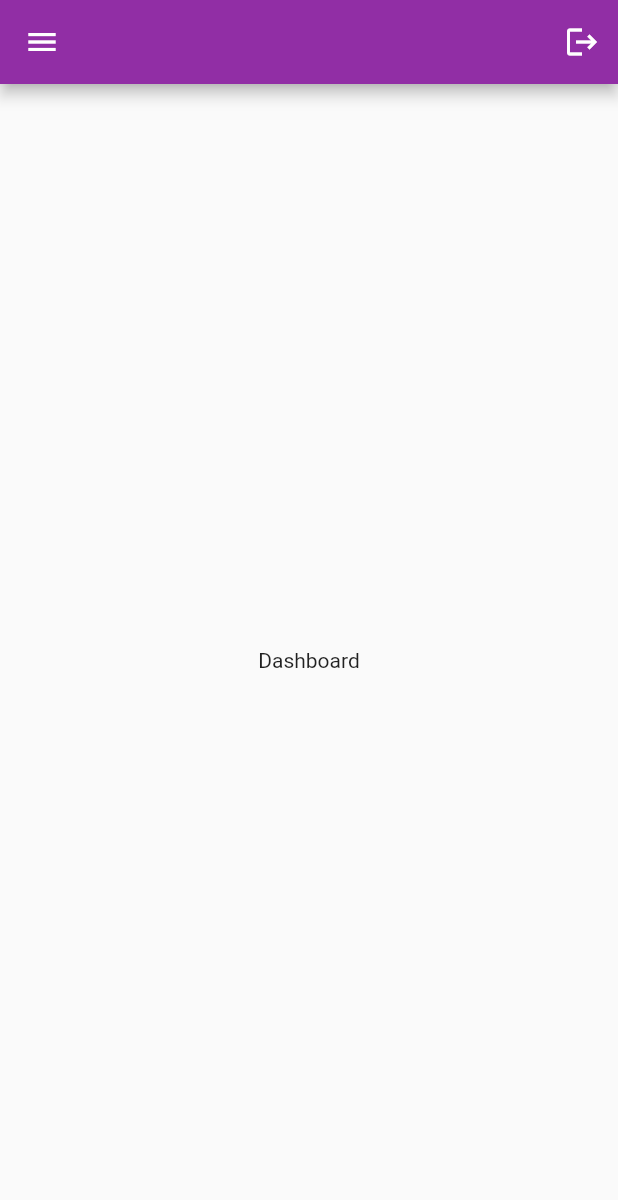
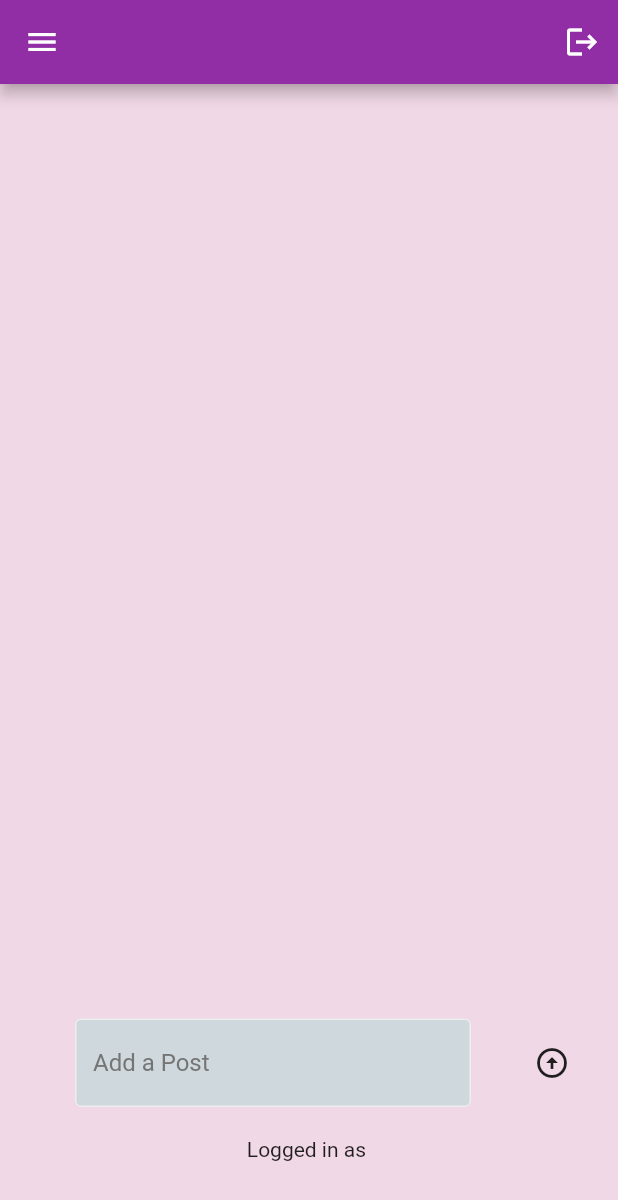
Before and after one commit to unicornova/AlzCare, a Flutter app: the screen it shows once a user with an empty profile is signed in, on a phone screen of 412 x 824 dp. Shown: the top 1200 px of the screen. Run offline on Flutter 3.47's test engine with Material 2 defaults, Android fonts, the light colour scheme and no system bars; our stand-ins replace camera, cloud_firestore, firebase_auth, firebase_core, flutter_rating_bar, flutter_svg and 2 more; missing offline and left inert: tflite; accounts and stored records are empty.

Commit message:
Like and Post

```diff
--- a/lib/Pages/dashboard.dart
+++ b/lib/Pages/dashboard.dart
@@ -1,12 +1,115 @@
+import 'package:alzcare/components/wall_post.dart';
+import 'package:cloud_firestore/cloud_firestore.dart';
+import 'package:firebase_auth/firebase_auth.dart';
 import 'package:flutter/material.dart';
 
-class DashboardPage extends StatelessWidget {
+import '../components/textfield.dart';
+
+
+class DashboardPage extends StatefulWidget {
   const DashboardPage({super.key});
 
   @override
+  State<DashboardPage> createState() => _DashboardPageState();
+}
+
+class _DashboardPageState extends State<DashboardPage> {
+
+  final currentuser= FirebaseAuth.instance.currentUser!;
+
+  final textController = TextEditingController();
+
+  void postMsg(){
+
+    if(textController.text.isNotEmpty)
+    {
+      FirebaseFirestore.instance.collection('user posts').add({
+        'UserEmail':currentuser.email,
+        'Message': textController.text,
+        'TimeStamp': Timestamp.now(),
+        'Likes':[],
+      });
+      setState(() {
+        textController.clear();
+      });
+
+    }
+
+  }
+
+
+
+  @override
   Widget build(BuildContext context) {
-    return Container(
-      child: Center(child: Text("Dashboard")),
+    return Scaffold(
+    backgroundColor: Color.fromARGB(255, 241, 216, 230),
+
+    body: Center(
+      child: Column(
+        children: [
+
+        Expanded(
+          child: StreamBuilder(
+            stream: FirebaseFirestore.instance.collection("user posts").orderBy("TimeStamp",descending: false).snapshots(),
+           builder: (context, snapshot) {
+             if(snapshot.hasData)
+             {
+              return ListView.builder(
+                itemCount: snapshot.data!.docs.length,
+                itemBuilder:
+                (context,index){
+                  final post = snapshot.data!.docs[index];
+                  return WallPost(
+                    message: post['Message'],
+                    user:post['UserEmail'],
+                    postID: post.id,
+                    likes: List<String>.from(post['Likes'] ?? []),
+                   );
+
+              });
+             }
+             else if (snapshot.hasError)
+             {
+              return Center(child: Text('Error '+snapshot.error.toString()),
+              );
+             };
+             return const Center(child: CircularProgressIndicator(),);
+           },
+           )
+           ),
+
+        Padding(
+          padding: const EdgeInsets.all(20.0),
+          child: Row(
+            children: [
+
+              //const SizedBox(height: 50),
+              Expanded(
+                child: MyTextField(
+                  controller: textController,
+                  hintText: 'Add a Post',
+                  obscureText: false,)
+                ),
+            IconButton(
+              onPressed: postMsg,
+              icon: const Icon(Icons.arrow_circle_up)
+              ),
+
+
+
+
+
+
+
+         ]),
+        ),
+          //const SizedBox(height: 10),
+          Text('Logged in as '+ currentuser.email!)
+       ,
+       const SizedBox(height: 50,)
+
+   ] )
+    )
     );
   }
 }
--- a/lib/Pages/home_page.dart
+++ b/lib/Pages/home_page.dart
@@ -7,7 +7,7 @@ import 'my_drawer_header.dart';
 import 'dashboard.dart';
 import 'detection.dart';
 import 'know_alz.dart';
-import 'rating.dart';
+
 import 'map_page.dart';
 
 
@@ -22,7 +22,7 @@ class HomePage extends StatefulWidget {
 class _HomePageState extends State<HomePage> {
   var currentPage = DrawerSections.dashboard;
 
-   signOutUser(){
+  signOutUser(){
     FirebaseAuth.instance.signOut();
   }
 
@@ -45,6 +45,7 @@ class _HomePageState extends State<HomePage> {
     }
 
     return Scaffold(
+
       appBar: AppBar(backgroundColor: Color.fromARGB(255, 145, 46, 165),
         actions: [IconButton(onPressed: signOutUser, icon: const Icon(Icons.logout))]),
 
--- a/lib/Pages/register_page.dart
+++ b/lib/Pages/register_page.dart
@@ -215,7 +215,9 @@ class _RegisterPageState extends State<RegisterPage> {
            //onTap: signUpUser,
           //),
 
-          if (_countries.isEmpty) const Center(child: CircularProgressIndicator()) else
+          if (_countries.isEmpty)
+          const Center(child: CircularProgressIndicator())
+          else
           Container(
             width: 332,
             height: 55,
--- a/lib/main.dart
+++ b/lib/main.dart
@@ -2,6 +2,8 @@ import 'package:alzcare/Pages/auth_page.dart';
 import 'package:alzcare/firebase_options.dart';
 import 'package:firebase_core/firebase_core.dart';
 import 'package:flutter/material.dart';
+
+
 
 
 //List <CameraDescription>? cameras;
@@ -38,4 +40,5 @@ class _MyAppState extends State<MyApp> {
       home:AuthPage(),
     );
   }
+
 }
--- a/pubspec.yaml
+++ b/pubspec.yaml
@@ -33,7 +33,7 @@ dependencies:
   flutter:
     sdk: flutter
 
-  flutter_svg: ^1.1.6
+  flutter_svg: ^2.0.6
 
   # The following adds the Cupertino Icons font to your application.
   # Use with the CupertinoIcons class for iOS style icons.
@@ -48,6 +48,8 @@ dependencies:
   geolocator: ^9.0.2
   url_launcher: ^6.1.11
   http: ^0.13.6
+  intl: ^0.18.1
+  cloud_firestore: ^4.7.1
 
 dev_dependencies:
   flutter_test:
```
Also changed, not shown: lib/components/comment.dart (added, +39 -0 lines), lib/components/comment_button.dart (added, +20 -0 lines), lib/components/like_button.dart (added, +23 -0 lines), lib/components/wall_post.dart (added, +210 -0 lines), pubspec.lock, 4 other files.
